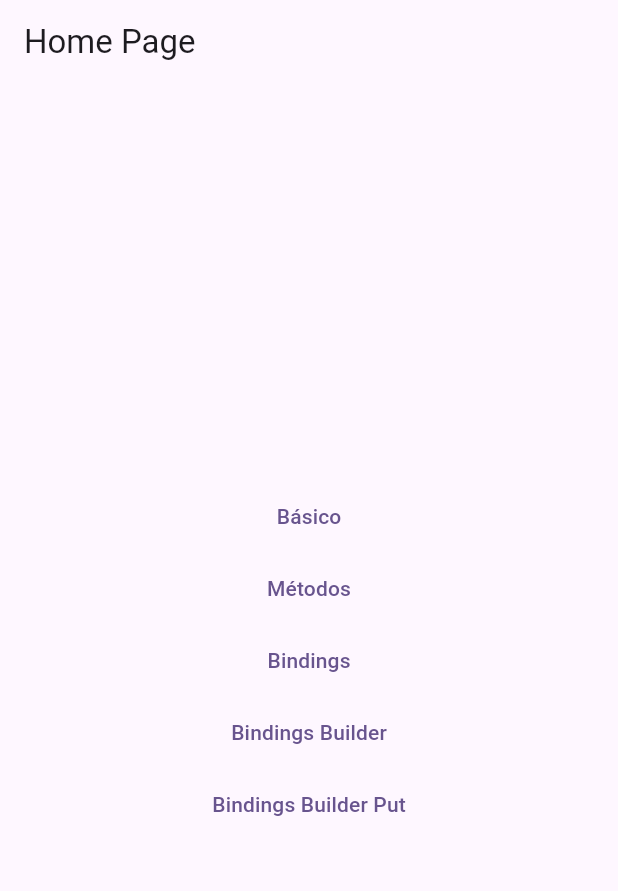
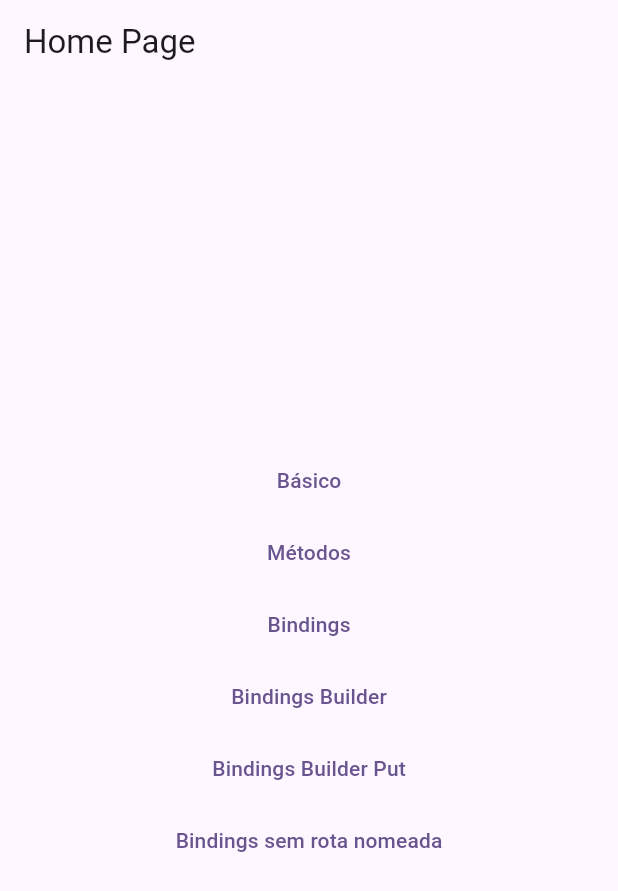
Before and after one commit to Jornada-GetX/get_dependencias, a Flutter app: the screen it shows after launch, on a phone screen of 412 x 824 dp. Shown: the top 891 px of the screen. Run offline on Flutter 3.47's test engine with Material 2 defaults, Android fonts, the phone set to English and light mode, and no system bars; our stand-ins replace get, shared_preferences.

Commit message:
Binding com rotas não nomeadas

```diff
--- a/lib/main.dart
+++ b/lib/main.dart
@@ -85,7 +85,7 @@ class MyApp extends StatelessWidget {
         ),
         GetPage(
           name: '/bindings_builder_put',
-          binding: BindingsBuilder(() => BindingsController(nome: 'Inicicializado dentro do Binding Builder Put.')),
+          binding: BindingsBuilder.put(() => BindingsController(nome: 'Inicicializado dentro do Binding Builder Put.')),
           page: () => const HomeBindings(),
         ),
       ],
--- a/lib/pages/home_page.dart
+++ b/lib/pages/home_page.dart
@@ -1,4 +1,7 @@
 import 'package:flutter/material.dart';
+import 'package:get/get.dart';
+import 'package:get_dependencias/pages/bindings/bindings_controller.dart';
+import 'package:get_dependencias/pages/bindings/home_bindings.dart';
 
 class HomePage extends StatelessWidget {
   const HomePage({super.key});
@@ -43,6 +46,12 @@ class HomePage extends StatelessWidget {
               },
               child: const Text('Bindings Builder Put'),
             ),
+            TextButton(
+              onPressed: () {
+                Get.to(const HomeBindings(), binding: BindingsBuilder.put(() => BindingsController(nome: 'Inicializado sem rotas..')));
+              },
+              child: const Text('Bindings sem rota nomeada'),
+            ),
           ],
         ),
       ),
```
